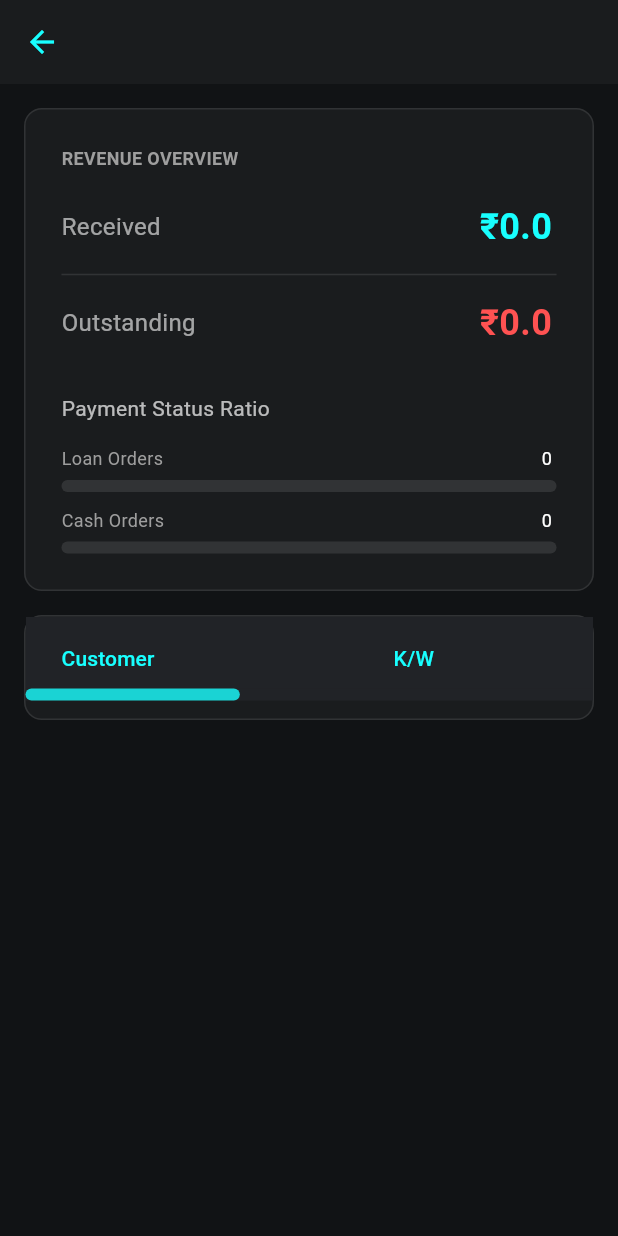
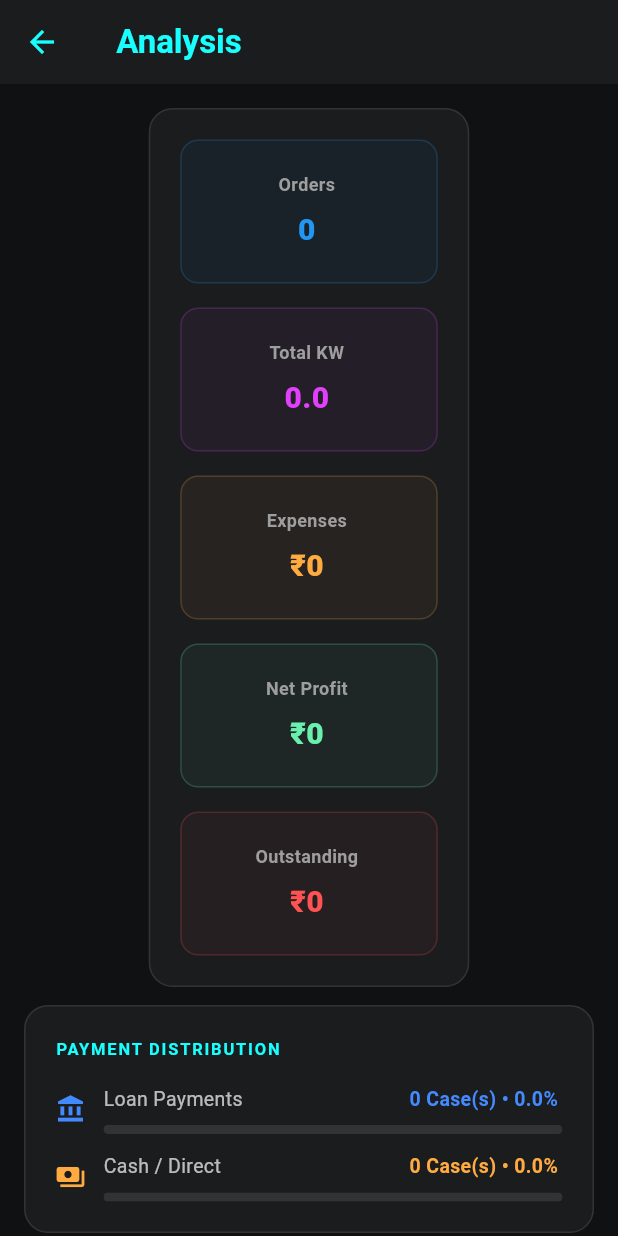
Before and after one commit to RajKumar-Dhivya/report_el_prazision, a Flutter app: the MonthlyDetailPage screen opened directly with empty values, on a phone screen of 412 x 824 dp. Run offline on Flutter 3.47's test engine with Material 3 defaults, Android fonts, the phone set to English and light mode, and no system bars; our stand-ins replace fl_chart; network calls fail.

Commit message:
montly details Updated

```diff
--- a/lib/monthly_detail_page.dart
+++ b/lib/monthly_detail_page.dart
@@ -1,12 +1,14 @@
 import 'package:flutter/material.dart';
 import 'workorder_summary.dart';
-
 
 class MonthlyDetailPage extends StatefulWidget {
   final WorkOrderSummary summary;
   final List<dynamic> workOrders;
   final List<dynamic> customers;
   final List<dynamic> payments;
+  final List<dynamic> expenses;
+  final List<dynamic> usedProducts;
+  final List<dynamic> materialLog;
 
   const MonthlyDetailPage({
     super.key,
@@ -14,6 +16,9 @@ class MonthlyDetailPage extends StatefulWidget {
     required this.workOrders,
     required this.customers,
     required this.payments,
+    required this.expenses,
+    required this.usedProducts,
+    required this.materialLog,
   });
 
   @override
@@ -21,15 +26,13 @@ class MonthlyDetailPage extends StatefulWidget {
 }
 
 class _MonthlyDetailPageState extends State<MonthlyDetailPage> {
-  // Single controller for both the table view and the custom scrollbar
   final ScrollController _horizontalController = ScrollController();
-  final ScrollController _verticalController = ScrollController();
+  final ScrollController _verticalTableController = ScrollController();
 
   bool loading = true;
   List<Map<String, dynamic>> rows = [];
-
-  // The width the table needs to stay readable
-  final double _minTableWidth = 1000.0;
+  int loanCount = 0;
+  int cashCount = 0;
 
   @override
   void initState() {
@@ -40,155 +43,241 @@ class _MonthlyDetailPageState extends State<MonthlyDetailPage> {
 
   void processData() {
     rows.clear();
+    loanCount = 0;
+    cashCount = 0;
+
     for (var wo in widget.workOrders) {
       if (wo == null) continue;
       String recordedDate = wo["Recorded Date"] ?? "";
       if (recordedDate.isEmpty) continue;
 
       DateTime dt = DateTime.parse(recordedDate);
-      String monthYear = "${_monthName(dt.month)} ${dt.year}";
-      if (monthYear != widget.summary.monthYear) continue;
+      if ("${_monthName(dt.month)} ${dt.year}" != widget.summary.monthYear) continue;
 
-      String workOrderId = wo["ID"].toString();
+      String workOrderId = wo["ID"].toString().trim();
+      String paymentMode = (wo["Payment Mode"] ?? "").toString().toLowerCase();
+
+      if (paymentMode.contains("loan")) loanCount++;
+      else if (paymentMode.contains("cash")) cashCount++;
+
       String customerId = wo["Customer Name"].toString();
+      String customerName = widget.customers.firstWhere(
+        (c) => c["ID"].toString() == customerId,
+        orElse: () => {"Customer Name": "Unknown"},
+      )["Customer Name"];
 
-      String customerName = "";
-      for (var c in widget.customers) {
-        if (c["ID"].toString() == customerId) {
-          customerName = c["Customer Name"].toString();
-          break;
-        }
+      double received = widget.payments
+          .where((p) => p["Work Order ID"].toString().trim() == workOrderId)
+          .fold(0.0, (sum, p) => sum + (double.tryParse(p["Received Payment"]?.toString() ?? "0") ?? 0));
+
+      double directExpense = widget.expenses
+          .where((exp) => exp["Work order ID"].toString().trim() == workOrderId)
+          .fold(0.0, (sum, item) => sum + (double.tryParse(item["Amount"].toString()) ?? 0.0));
+
+      double productCost = 0;
+      var woUsed = widget.usedProducts.where((up) => up["Work Order id"].toString().trim() == workOrderId);
+      for (var p in woUsed) {
+        double qty = double.tryParse(p["used quantity"].toString()) ?? 0;
+        double unitPrice = widget.materialLog
+            .where((ml) => ml["ID"].toString().trim() == p["product id"].toString().trim())
+            .fold(0.0, (sum, item) => sum + (double.tryParse(item["Unit Price with GST"].toString()) ?? 0.0));
+        productCost += (qty * unitPrice);
       }
 
-      double advance = 0;
-      for (var p in widget.payments) {
-        final type = p["Type of payment"]?.toString().toLowerCase().trim();
-        if (p["Work Order ID"].toString().trim() == workOrderId.trim() &&
-            type != null && type.contains("advance")) {
-          advance += double.tryParse(p["Received Payment"]?.toString() ?? "0") ?? 0;
-        }
-      }
-
+      double totalAmount = double.tryParse(wo["Total Amount"].toString()) ?? 0;
       rows.add({
         "customer": customerName,
-        "kw": wo["Sanction Load/KW"] ?? "",
-        "mode": wo["Payment Mode"] ?? "",
-        "amount": wo["Total Amount"] ?? "",
-        "advance": advance,
+        "kw": wo["Sanction Load/KW"] ?? "0",
+        "mode": wo["Payment Mode"] ?? "N/A",
+        "amount": totalAmount,
+        "received": received,
+        "outstanding": totalAmount - received,
+        "expense": directExpense + productCost,
+        "profit": totalAmount - (directExpense + productCost),
       });
     }
   }
 
-  String _monthName(int m) {
-    const months = ["","Jan","Feb","Mar","Apr","May","Jun","Jul","Aug","Sep","Oct","Nov","Dec"];
-    return months[m];
-  }
-
-  DataCell selectableCell(String text, {Color? color, bool isBold = false}) {
-    return DataCell(
-      SelectableText(
-        text,
-        style: TextStyle(
-          color: color ?? Colors.white70,
-          fontWeight: isBold ? FontWeight.bold : FontWeight.normal,
-        ),
-      ),
-    );
-  }
+  String _monthName(int m) => ["","Jan","Feb","Mar","Apr","May","Jun","Jul","Aug","Sep","Oct","Nov","Dec"][m];
 
   @override
   Widget build(BuildContext context) {
     final screenWidth = MediaQuery.of(context).size.width;
-    final isDesktop = screenWidth > 1100;
+    final screenHeight = MediaQuery.of(context).size.height;
 
-    return Scaffold(
-      backgroundColor: const Color(0xFF111315),
+    return SelectionArea(
+      child: Scaffold(
+        backgroundColor: const Color(0xFF0F1113),
         appBar: AppBar(
           backgroundColor: const Color(0xFF1A1C1E),
+          title: SelectableText("${widget.summary.monthYear} Analysis",
+              style: const TextStyle(color: Colors.cyanAccent, fontWeight: FontWeight.bold)),
+          iconTheme: const IconThemeData(color: Colors.cyanAccent),
           elevation: 0,
-        title: SelectableText(widget.summary.monthYear,
-          style: const TextStyle(color: Colors.white, fontSize: 18)),
-        iconTheme: const IconThemeData(color: Colors.cyanAccent),
         ),
         body: loading
             ? const Center(child: CircularProgressIndicator(color: Colors.cyanAccent))
-          : Scrollbar(
-              controller: _verticalController,
-              thumbVisibility: true,
-              child: SingleChildScrollView(
-                controller: _verticalController,
-                child: Padding(
-                  padding: const EdgeInsets.all(16.0),
+            : SingleChildScrollView( // Main scroll for the whole page
                 child: Column(
                   children: [
-                      if (isDesktop)
-                        Row(
-                          crossAxisAlignment: CrossAxisAlignment.start,
-                          children: [
-                            Expanded(flex: 6, child: _buildTableSection()),
-                            const SizedBox(width: 16),
-                            Expanded(flex: 4, child: _buildGraphSection()),
+                    _buildHeaderStats(screenWidth),
+                    _buildRatioSection(),
+                    const SizedBox(height: 16),
+
+                    // Fixed height container for the table to prevent overflow
+                    // On mobile, it takes 500px height; on laptop, it takes more
+                    Container(
+                      height: screenHeight > 800 ? 600 : 450,
+                      child: _buildScrollableTableContainer(screenWidth),
+                    ),
+                    const SizedBox(height: 32),
                   ],
-                        )
-                      else
-                        Column(
-                          children: [
-                            _buildGraphSection(),
-                            const SizedBox(height: 16),
-                            _buildTableSection(),
-                          ],
-                        ),
-                    ],
-                  ),
                 ),
               ),
       ),
     );
   }
 
-  Widget _buildTableSection() {
+  Widget _buildHeaderStats(double screenWidth) {
     return Container(
+      padding: const EdgeInsets.all(20),
+      margin: const EdgeInsets.fromLTRB(16, 16, 16, 0),
+      decoration: BoxDecoration(
+        color: const Color(0xFF1A1C1E),
+        borderRadius: BorderRadius.circular(16),
+        border: Border.all(color: Colors.white10),
+      ),
+      child: Wrap(
+        spacing: 16,
+        runSpacing: 16,
+        children: [
+          _miniStatCard("Orders", "${rows.length}", Colors.blue, screenWidth),
+          _miniStatCard("Total KW", "${widget.summary.sanctionLoad.toStringAsFixed(1)}", Colors.purpleAccent, screenWidth),
+          _miniStatCard("Expenses", "₹${(widget.summary.totalAmount - widget.summary.profit).toStringAsFixed(0)}", Colors.orangeAccent, screenWidth),
+          _miniStatCard("Net Profit", "₹${widget.summary.profit.toStringAsFixed(0)}", Colors.greenAccent, screenWidth),
+          _miniStatCard("Outstanding", "₹${widget.summary.outstanding.toStringAsFixed(0)}", Colors.redAccent, screenWidth),
+        ],
+      ),
+    );
+  }
+
+  Widget _miniStatCard(String label, String value, Color color, double screenWidth) {
+    double cardWidth = screenWidth > 1100 ? (screenWidth / 6.2) : (screenWidth / 2.4);
+    return Container(
+      width: cardWidth,
+      padding: const EdgeInsets.symmetric(vertical: 20, horizontal: 12),
+      decoration: BoxDecoration(
+        color: color.withOpacity(0.05),
+        borderRadius: BorderRadius.circular(12),
+        border: Border.all(color: color.withOpacity(0.2)),
+      ),
+      child: Column(
+        children: [
+          SelectableText(label, style: const TextStyle(color: Colors.grey, fontSize: 12, fontWeight: FontWeight.bold)),
+          const SizedBox(height: 8),
+          SelectableText(value, style: TextStyle(color: color, fontSize: 20, fontWeight: FontWeight.w900)),
+        ],
+      ),
+    );
+  }
+
+  Widget _buildRatioSection() {
+    return Container(
+      margin: const EdgeInsets.symmetric(horizontal: 16, vertical: 12),
+      padding: const EdgeInsets.all(20),
+      decoration: BoxDecoration(
+        color: const Color(0xFF1A1C1E),
+        borderRadius: BorderRadius.circular(16),
+        border: Border.all(color: Colors.white10),
+      ),
+      child: Column(
+        crossAxisAlignment: CrossAxisAlignment.start,
+        children: [
+          const SelectableText("PAYMENT DISTRIBUTION",
+            style: TextStyle(color: Colors.cyanAccent, fontSize: 11, fontWeight: FontWeight.bold, letterSpacing: 1.2)),
+          const SizedBox(height: 16),
+          _buildAttractiveBar("Loan Payments", loanCount, rows.length, Colors.blueAccent, Icons.account_balance),
+          const SizedBox(height: 12),
+          _buildAttractiveBar("Cash / Direct", cashCount, rows.length, Colors.orangeAccent, Icons.payments),
+        ],
+      ),
+    );
+  }
+
+  Widget _buildAttractiveBar(String label, int count, int total, Color color, IconData icon) {
+    double percent = total > 0 ? count / total : 0;
+    return Row(
+      children: [
+        Icon(icon, color: color, size: 20),
+        const SizedBox(width: 12),
+        Expanded(
+          child: Column(
+            crossAxisAlignment: CrossAxisAlignment.start,
+            children: [
+              Row(
+                mainAxisAlignment: MainAxisAlignment.spaceBetween,
+                children: [
+                  SelectableText(label, style: const TextStyle(color: Colors.white70, fontSize: 13)),
+                  SelectableText("$count Case(s) • ${(percent * 100).toStringAsFixed(1)}%",
+                    style: TextStyle(color: color, fontSize: 13, fontWeight: FontWeight.bold)),
+                ],
+              ),
+              const SizedBox(height: 8),
+              ClipRRect(
+                borderRadius: BorderRadius.circular(10),
+                child: LinearProgressIndicator(value: percent, minHeight: 6, backgroundColor: Colors.white10, color: color),
+              ),
+            ],
+          ),
+        ),
+      ],
+    );
+  }
+
+  Widget _buildScrollableTableContainer(double screenWidth) {
+    return Container(
+      margin: const EdgeInsets.symmetric(horizontal: 16),
       decoration: BoxDecoration(
         color: const Color(0xFF1A1C1E),
         borderRadius: BorderRadius.circular(12),
         border: Border.all(color: Colors.white10),
       ),
-    // Padding at the bottom gives room for the scrollbar thumb
-    padding: const EdgeInsets.only(bottom: 12),
+      child: ClipRRect(
+        borderRadius: BorderRadius.circular(12),
         child: Theme(
-      data: ThemeData(
+          data: ThemeData.dark().copyWith(
             scrollbarTheme: ScrollbarThemeData(
-          thumbColor: WidgetStateProperty.all(Colors.cyanAccent.withOpacity(0.8)),
-          thickness: WidgetStateProperty.all(8.0),
+              thumbColor: WidgetStateProperty.all(Colors.cyanAccent.withOpacity(0.6)),
+              trackColor: WidgetStateProperty.all(Colors.white.withOpacity(0.05)),
+              thickness: WidgetStateProperty.all(6),
               radius: const Radius.circular(10),
             ),
           ),
           child: Scrollbar(
             controller: _horizontalController,
-        thumbVisibility: true, // Always show when content overflows
-        trackVisibility: true,
+            thumbVisibility: true,
             child: SingleChildScrollView(
               controller: _horizontalController,
               scrollDirection: Axis.horizontal,
-          physics: const BouncingScrollPhysics(),
-          child: ConstrainedBox(
-            constraints: BoxConstraints(minWidth: _minTableWidth),
-            child: DataTable(
-              headingRowColor: WidgetStateProperty.all(const Color(0xFF212327)),
-              columns: const [
-                DataColumn(label: Text("Customer", style: TextStyle(color: Colors.cyanAccent))),
-                DataColumn(label: Text("K/W", style: TextStyle(color: Colors.cyanAccent))),
-                DataColumn(label: Text("Mode", style: TextStyle(color: Colors.cyanAccent))),
-                DataColumn(label: Text("Total", style: TextStyle(color: Colors.cyanAccent))),
-                DataColumn(label: Text("Advance", style: TextStyle(color: Colors.cyanAccent))),
+              child: SizedBox(
+                width: screenWidth > 1132 ? (screenWidth - 32) : 1100,
+                child: Column(
+                  children: [
+                    _buildTableHeader(), // Sticky Header
+                    Expanded(
+                      child: Scrollbar(
+                        controller: _verticalTableController,
+                        thumbVisibility: true,
+                        child: ListView.builder(
+                          controller: _verticalTableController,
+                          padding: EdgeInsets.zero,
+                          itemCount: rows.length,
+                          itemBuilder: (context, index) => _buildDataRow(rows[index]),
+                        ),
+                      ),
+                    ),
                   ],
-              rows: rows.map((r) => DataRow(cells: [
-                selectableCell(r["customer"].toString(), isBold: true),
-                selectableCell(r["kw"].toString()),
-                selectableCell(r["mode"].toString()),
-                selectableCell("₹${r["amount"]}", color: Colors.greenAccent),
-                selectableCell("₹${r["advance"]}", color: Colors.cyanAccent),
-              ])).toList(),
+                ),
               ),
             ),
           ),
@@ -197,74 +286,60 @@ class _MonthlyDetailPageState extends State<MonthlyDetailPage> {
     );
   }
 
-  Widget _buildGraphSection() {
+  Widget _buildTableHeader() {
     return Container(
-      padding: const EdgeInsets.all(24),
-      decoration: BoxDecoration(
-        color: const Color(0xFF1A1C1E),
-        borderRadius: BorderRadius.circular(12),
-        border: Border.all(color: Colors.white10),
+      height: 54,
+      padding: const EdgeInsets.symmetric(horizontal: 16),
+      decoration: const BoxDecoration(
+        color: Color(0xFF212327),
+        border: Border(bottom: BorderSide(color: Colors.cyanAccent, width: 2.5)),
       ),
-      child: Column(
-        crossAxisAlignment: CrossAxisAlignment.start,
+      child: Row(
         children: [
-          const SelectableText("REVENUE OVERVIEW",
-            style: TextStyle(color: Colors.grey, fontSize: 12, fontWeight: FontWeight.bold)),
-          const SizedBox(height: 20),
-          _buildMetricRow("Received", "₹${widget.summary.amountReceived}", Colors.cyanAccent),
-          const Divider(color: Colors.white10, height: 30),
-          _buildMetricRow("Outstanding", "₹${widget.summary.outstanding}", Colors.redAccent),
-          const SizedBox(height: 30),
-          const SelectableText("Payment Status Ratio", style: TextStyle(color: Colors.white70, fontSize: 14)),
-          const SizedBox(height: 15),
-          _buildCustomBar("Loan Orders", widget.summary.loanCount, widget.summary.totalWorkOrders, Colors.blueAccent),
-          const SizedBox(height: 10),
-          _buildCustomBar("Cash Orders", widget.summary.cashCount, widget.summary.totalWorkOrders, Colors.orangeAccent),
+          _cell("CUSTOMER NAME", flex: 3, isHeader: true),
+          _cell("KW", flex: 2, isHeader: true),
+          _cell("PAYMENT MODE", flex: 2, isHeader: true),
+          _cell("TOTAL VALUE", flex: 2, isHeader: true),
+          _cell("RECEIVED", flex: 2, isHeader: true),
+          _cell("OUTSTANDING.", flex: 2, isHeader: true),
+          _cell("EXPENSE", flex: 2, isHeader: true),
+          _cell("PROFIT", flex: 2, isHeader: true),
         ],
       ),
     );
   }
 
-  Widget _buildMetricRow(String label, String value, Color color) {
-    return Row(
-      mainAxisAlignment: MainAxisAlignment.spaceBetween,
+  Widget _buildDataRow(Map<String, dynamic> r) {
+    return Container(
+      padding: const EdgeInsets.symmetric(horizontal: 16, vertical: 14),
+      decoration: const BoxDecoration(border: Border(bottom: BorderSide(color: Colors.white10))),
+      child: Row(
         children: [
-        SelectableText(label, style: const TextStyle(color: Colors.white60, fontSize: 16)),
-        SelectableText(value, style: TextStyle(color: color, fontSize: 24, fontWeight: FontWeight.bold)),
+          _cell(r["customer"], flex: 3, isBold: true, color: Colors.white),
+          _cell(r["kw"].toString(), flex: 2),
+          _cell(r["mode"], flex: 2),
+          _cell("₹${r["amount"].toStringAsFixed(0)}", flex: 2),
+          _cell("₹${r["received"].toStringAsFixed(0)}", flex: 2, color: Colors.greenAccent),
+          _cell("₹${r["outstanding"].toStringAsFixed(0)}", flex: 2, color: Colors.redAccent),
+          _cell("₹${r["expense"].toStringAsFixed(0)}", flex: 2, color: Colors.orangeAccent),
+          _cell("₹${r["profit"].toStringAsFixed(0)}", flex: 2, color: r["profit"] >= 0 ? Colors.cyanAccent : Colors.redAccent, isBold: true),
         ],
+      ),
     );
   }
 
-  Widget _buildCustomBar(String label, int value, int total, Color color) {
-    double percent = total > 0 ? value / total : 0;
-    return Column(
-      crossAxisAlignment: CrossAxisAlignment.start,
-      children: [
-        Row(
-          mainAxisAlignment: MainAxisAlignment.spaceBetween,
-          children: [
-            SelectableText(label, style: const TextStyle(color: Colors.grey, fontSize: 12)),
-            SelectableText("$value", style: const TextStyle(color: Colors.white, fontSize: 12)),
-          ],
-        ),
-        const SizedBox(height: 6),
-        Stack(
-          children: [
-            Container(height: 8, width: double.infinity, decoration: BoxDecoration(color: Colors.white10, borderRadius: BorderRadius.circular(10))),
-            FractionallySizedBox(
-              widthFactor: percent,
-              child: Container(
-                height: 8,
-                decoration: BoxDecoration(
-                  color: color,
-                  borderRadius: BorderRadius.circular(10),
-                  boxShadow: [BoxShadow(color: color.withOpacity(0.4), blurRadius: 8)],
+  Widget _cell(String text, {int flex = 1, bool isHeader = false, bool isBold = false, Color? color}) {
+    return Expanded(
+      flex: flex,
+      child: SelectableText(
+        text,
+        maxLines: 1,
+        style: TextStyle(
+          fontSize: isHeader ? 11 : 13,
+          fontWeight: (isHeader || isBold) ? FontWeight.bold : FontWeight.normal,
+          color: isHeader ? Colors.grey : (color ?? Colors.white70),
         ),
       ),
-            ),
-          ],
-        ),
-      ],
     );
   }
 }
```
Also changed, not shown: lib/summary_page.dart (+36 -28 lines). Lines whose indentation alone changed are shown as unchanged.
